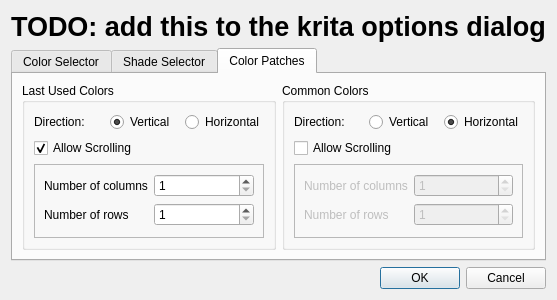
The window that krita/plugins/extensions/dockers/colorselectorng/kis_colselng_settings.ui (KDE/krita) describes before a commit, drawn with Qt 5.
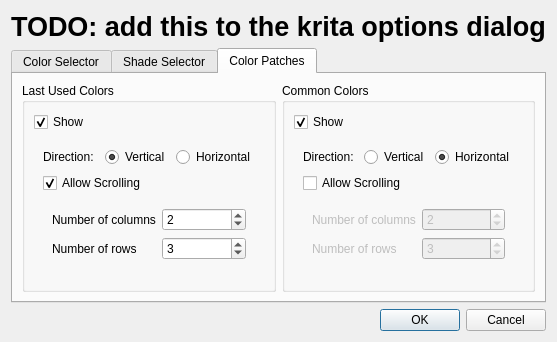
The same window after the commit. The open tabs and pages were chosen to show the change. Custom widgets are drawn as their Qt base class.

Commit message: options for color patches have an effect now. no saving of the options is done yet. the plugin is currently disabled, because it crashes, when rotating the image (and probably in other cases too).

Patch:
```diff
--- a/krita/plugins/extensions/dockers/colorselectorng/kis_colselng_settings.ui
+++ b/krita/plugins/extensions/dockers/colorselectorng/kis_colselng_settings.ui
@@ -7,7 +7,7 @@
     <x>0</x>
     <y>0</y>
     <width>527</width>
-    <height>271</height>
+    <height>304</height>
    </rect>
   </property>
   <property name="windowTitle">
@@ -140,6 +140,19 @@
          <property name="title">
           <string>Last Used Colors</string>
          </property>
+         <layout class="QVBoxLayout" name="verticalLayout_4">
+          <item>
+           <widget class="QCheckBox" name="lastUsedColorsShow">
+            <property name="text">
+             <string>Show</string>
+            </property>
+            <property name="checked">
+             <bool>true</bool>
+            </property>
+           </widget>
+          </item>
+          <item>
+           <widget class="QWidget" name="widget" native="true">
          <layout class="QVBoxLayout" name="verticalLayout_2">
           <item>
            <layout class="QHBoxLayout" name="horizontalLayout">
@@ -180,13 +193,7 @@
            </widget>
           </item>
           <item>
-           <widget class="QFrame" name="frame">
-            <property name="frameShape">
-             <enum>QFrame::StyledPanel</enum>
-            </property>
-            <property name="frameShadow">
-             <enum>QFrame::Raised</enum>
-            </property>
+              <widget class="QWidget" name="widget_3" native="true">
             <layout class="QGridLayout" name="gridLayout">
              <item row="0" column="0">
               <widget class="QLabel" name="label_9">
@@ -203,6 +210,9 @@
                <property name="maximum">
                 <number>20</number>
                </property>
+                  <property name="value">
+                   <number>2</number>
+                  </property>
               </widget>
              </item>
              <item row="1" column="0">
@@ -220,7 +230,26 @@
                <property name="maximum">
                 <number>20</number>
                </property>
-              </widget>
+                  <property name="value">
+                   <number>3</number>
+                  </property>
+                 </widget>
+                </item>
+               </layout>
+              </widget>
+             </item>
+             <item>
+              <spacer name="verticalSpacer">
+               <property name="orientation">
+                <enum>Qt::Vertical</enum>
+               </property>
+               <property name="sizeHint" stdset="0">
+                <size>
+                 <width>20</width>
+                 <height>0</height>
+                </size>
+               </property>
+              </spacer>
              </item>
             </layout>
            </widget>
@@ -233,6 +262,19 @@
          <property name="title">
           <string>Common Colors</string>
          </property>
+         <layout class="QVBoxLayout" name="verticalLayout_5">
+          <item>
+           <widget class="QCheckBox" name="commonColorsShow">
+            <property name="text">
+             <string>Show</string>
+            </property>
+            <property name="checked">
+             <bool>true</bool>
+            </property>
+           </widget>
+          </item>
+          <item>
+           <widget class="QWidget" name="widget_2" native="true">
          <layout class="QVBoxLayout" name="verticalLayout_3">
           <item>
            <layout class="QHBoxLayout" name="horizontalLayout_2">
@@ -270,16 +312,10 @@
            </widget>
           </item>
           <item>
-           <widget class="QFrame" name="frame_2">
+              <widget class="QWidget" name="widget_4" native="true">
             <property name="enabled">
              <bool>false</bool>
             </property>
-            <property name="frameShape">
-             <enum>QFrame::StyledPanel</enum>
-            </property>
-            <property name="frameShadow">
-             <enum>QFrame::Raised</enum>
-            </property>
             <layout class="QGridLayout" name="gridLayout_2">
              <item row="0" column="0">
               <widget class="QLabel" name="label_11">
@@ -296,6 +332,9 @@
                <property name="maximum">
                 <number>20</number>
                </property>
+                  <property name="value">
+                   <number>2</number>
+                  </property>
               </widget>
              </item>
              <item row="1" column="0">
@@ -313,7 +352,26 @@
                <property name="maximum">
                 <number>20</number>
                </property>
-              </widget>
+                  <property name="value">
+                   <number>3</number>
+                  </property>
+                 </widget>
+                </item>
+               </layout>
+              </widget>
+             </item>
+             <item>
+              <spacer name="verticalSpacer_2">
+               <property name="orientation">
+                <enum>Qt::Vertical</enum>
+               </property>
+               <property name="sizeHint" stdset="0">
+                <size>
+                 <width>20</width>
+                 <height>0</height>
+                </size>
+               </property>
+              </spacer>
              </item>
             </layout>
            </widget>
```
Left out of the diff: 508 changed lines with no effect on the pictures. Lines whose indentation alone changed are shown as unchanged. The commit also changes 7 other files.
